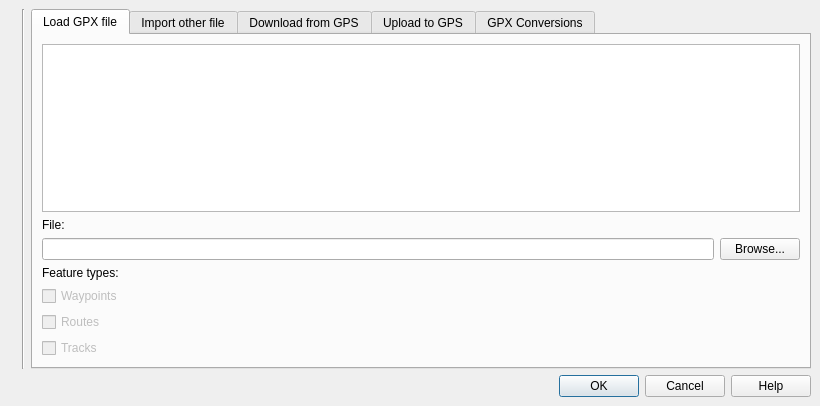
Old version of the form src/plugins/gps_importer/qgsgpspluginguibase.ui in the repository qgis/QGIS.
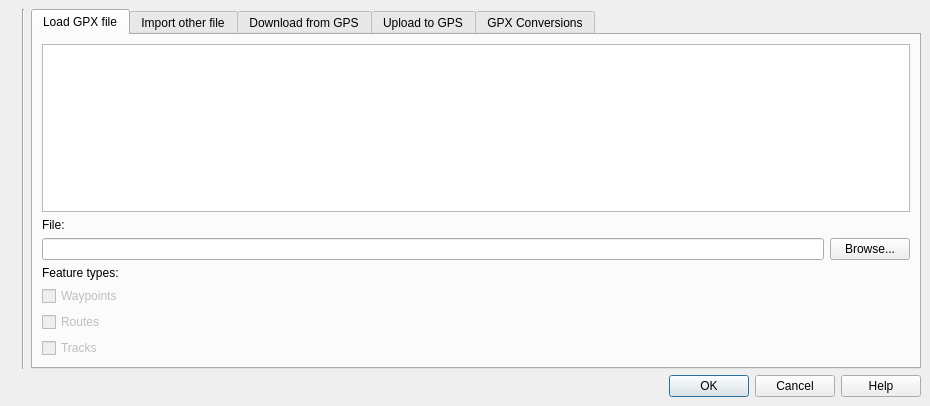
New version of the form. Icons and pictures are not drawn. Custom widgets are drawn as their Qt base class.

Commit message: Fix tab order in gps dialog. Fix for #943

```diff
--- a/src/plugins/gps_importer/qgsgpspluginguibase.ui
+++ b/src/plugins/gps_importer/qgsgpspluginguibase.ui
@@ -5,7 +5,7 @@
    <rect>
     <x>0</x>
     <y>0</y>
-    <width>820</width>
+    <width>930</width>
     <height>406</height>
    </rect>
   </property>
@@ -81,7 +81,10 @@
           <bool>true</bool>
          </property>
          <property name="html" >
-          <string></string>
+          <string>&lt;html>&lt;head>&lt;meta name="qrichtext" content="1" />&lt;style type="text/css">
+p, li { white-space: pre-wrap; }
+&lt;/style>&lt;/head>&lt;body style=" font-family:'Sans Serif'; font-size:9pt; font-weight:400; font-style:normal; text-decoration:none;">
+&lt;p style="-qt-paragraph-type:empty; margin-top:0px; margin-bottom:0px; margin-left:0px; margin-right:0px; -qt-block-indent:0; text-indent:0px;">&lt;/p>&lt;/body>&lt;/html></string>
          </property>
         </widget>
        </item>
```
Left out of the diff: 59 changed lines with no effect on the pictures.
